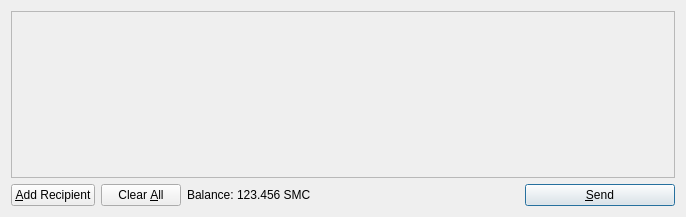
Before: the Qt Designer form src/qt/forms/sendcoinsdialog.ui in exilecoin/exilecoin, drawn with Qt 5.
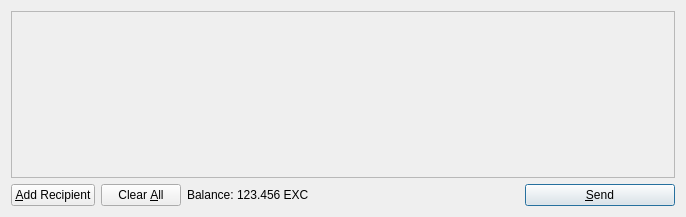
After: the same form once the commit is applied. Icons and pictures are not drawn.

Diff of the .ui file:
```diff
--- a/src/qt/forms/sendcoinsdialog.ui
+++ b/src/qt/forms/sendcoinsdialog.ui
@@ -119,7 +119,7 @@
           <cursorShape>IBeamCursor</cursorShape>
          </property>
          <property name="text">
-          <string>123.456 SMC</string>
+          <string>123.456 EXC</string>
          </property>
          <property name="textInteractionFlags">
           <set>Qt::LinksAccessibleByMouse|Qt::TextSelectableByKeyboard|Qt::TextSelectableByMouse</set>
```
